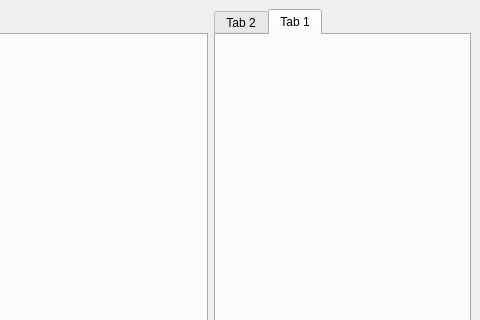
First picture: the form in yxrobot_gui/ui/mainwindow.ui, repository suj16/mower_gui_ros2, before the edit; both pictures show x 833 to 1313 and y 0 to 320 of the 1313 by 866 pixel window.
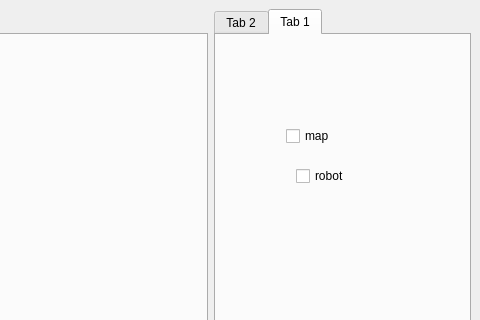
Second picture: the form after the edit. The open tabs and pages were chosen to show the change.

What changed in the file:
```diff
--- a/yxrobot_gui/ui/mainwindow.ui
+++ b/yxrobot_gui/ui/mainwindow.ui
@@ -123,6 +123,32 @@
          <attribute name="title">
           <string>Tab 1</string>
          </attribute>
+         <widget class="QCheckBox" name="map_checkbox">
+          <property name="geometry">
+           <rect>
+            <x>70</x>
+            <y>90</y>
+            <width>91</width>
+            <height>22</height>
+           </rect>
+          </property>
+          <property name="text">
+           <string>map</string>
+          </property>
+         </widget>
+         <widget class="QCheckBox" name="robot_checkbox">
+          <property name="geometry">
+           <rect>
+            <x>80</x>
+            <y>130</y>
+            <width>91</width>
+            <height>22</height>
+           </rect>
+          </property>
+          <property name="text">
+           <string>robot</string>
+          </property>
+         </widget>
         </widget>
        </widget>
       </item>
```
Left out of the diff: 2 changed lines with no effect on the pictures.
